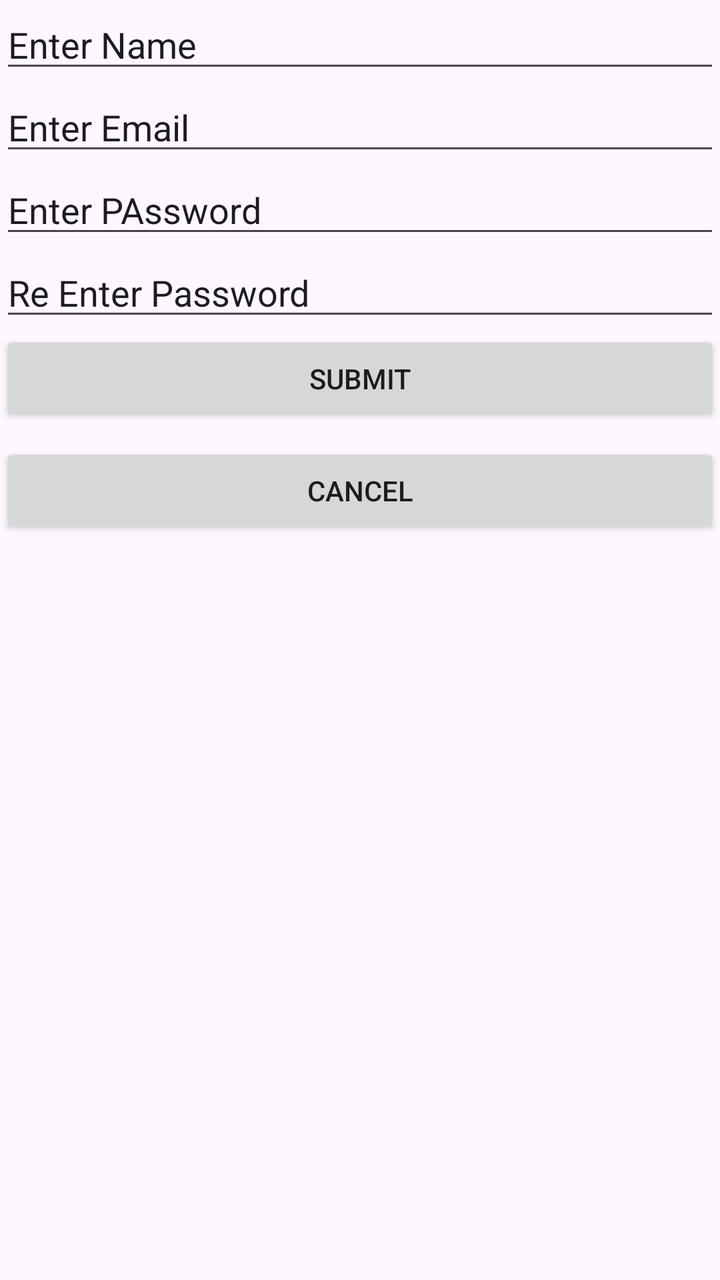
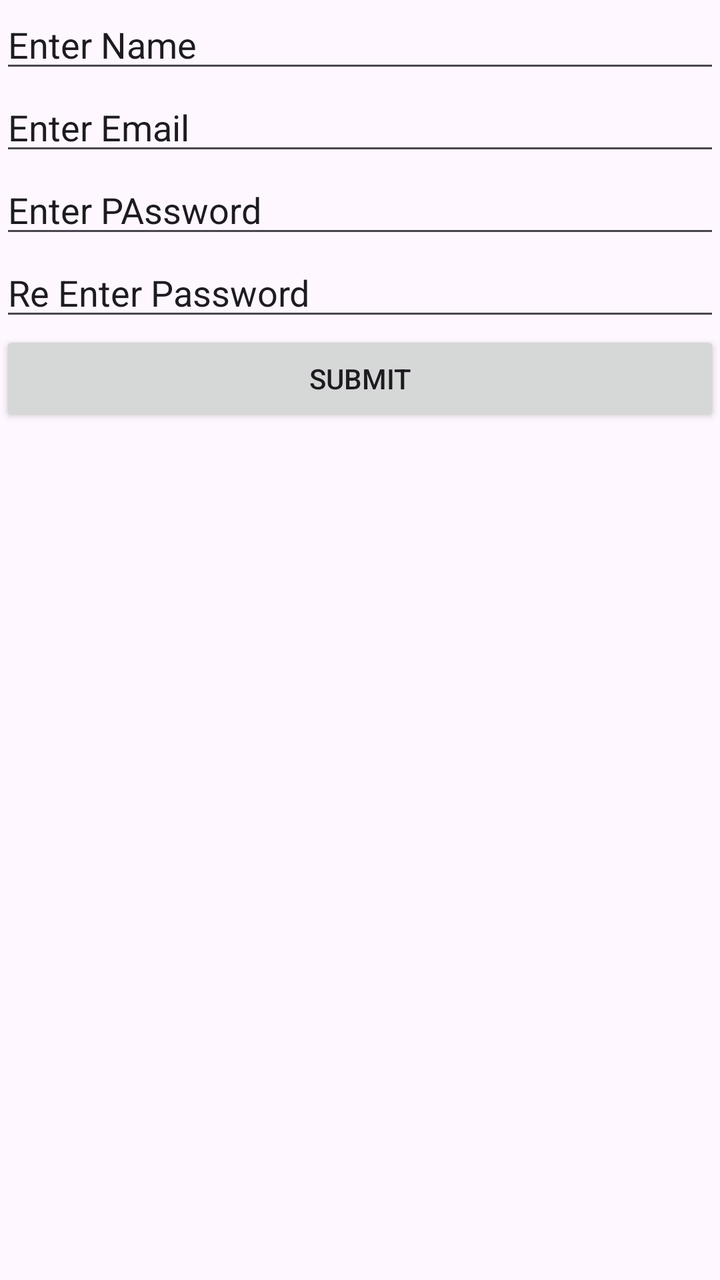

The first picture is an Android layout as it rendered before a commit; the second is the same layout after the commit. The layout source and the unified diff follow.
<!-- AndroidManifest.xml: application theme Theme.MyApplication -->
<!-- res/layout/activity_main.xml -->
<?xml version="1.0" encoding="utf-8"?>
<androidx.constraintlayout.widget.ConstraintLayout xmlns:android="http://schemas.android.com/apk/res/android"
    xmlns:app="http://schemas.android.com/apk/res-auto"
    xmlns:tools="http://schemas.android.com/tools"
    android:id="@+id/linearLayout"
    android:layout_width="match_parent"
    android:layout_height="match_parent"
    tools:context=".MainActivity">

    <EditText
        android:id="@+id/Name"
        android:layout_width="0dp"
        android:layout_height="wrap_content"
        android:ems="10"
        android:inputType="text"
        android:text="Enter Name"
        app:layout_constraintEnd_toEndOf="parent"
        app:layout_constraintStart_toStartOf="parent"
        tools:layout_editor_absoluteY="19dp" />

    <EditText
        android:id="@+id/Email"
        android:layout_width="0dp"
        android:layout_height="wrap_content"
        android:ems="10"
        android:inputType="text"
        android:text="Enter Email"
        app:layout_constraintEnd_toEndOf="parent"
        app:layout_constraintStart_toStartOf="parent"
        app:layout_constraintTop_toBottomOf="@+id/Name" />

    <EditText
        android:id="@+id/Password"
        android:layout_width="0dp"
        android:layout_height="wrap_content"
        android:ems="10"
        android:inputType="text"
        android:text="Enter PAssword"
        app:layout_constraintEnd_toEndOf="parent"
        app:layout_constraintStart_toStartOf="parent"
        app:layout_constraintTop_toBottomOf="@+id/Email" />

    <EditText
        android:id="@+id/RePassword"
        android:layout_width="0dp"
        android:layout_height="wrap_content"
        android:ems="10"
        android:inputType="text"
        android:text="Re Enter Password"
        app:layout_constraintEnd_toEndOf="parent"
        app:layout_constraintStart_toStartOf="parent"
        app:layout_constraintTop_toBottomOf="@+id/Password" />

    <Button
        android:id="@+id/SubButton"
        android:layout_width="0dp"
        android:layout_height="wrap_content"
        android:text="Submit"
        app:layout_constraintEnd_toEndOf="parent"
        app:layout_constraintStart_toStartOf="parent"
        app:layout_constraintTop_toBottomOf="@+id/RePassword" />

    <Button
        android:id="@+id/BtnCancell"
        android:layout_width="0dp"
        android:layout_height="wrap_content"
        android:layout_marginTop="8dp"
        android:text="Cancel"
        app:layout_constraintEnd_toEndOf="parent"
        app:layout_constraintHorizontal_bias="0.0"
        app:layout_constraintStart_toStartOf="parent"
        app:layout_constraintTop_toBottomOf="@+id/SubButton" />

</androidx.constraintlayout.widget.ConstraintLayout>
<!-- resources referenced by this layout -->
<resources>
  <style name="Theme.MyApplication" parent="Base.Theme.MyApplication" />
  <style name="Base.Theme.MyApplication" parent="Theme.Material3.DayNight.NoActionBar">
          
          
      </style>
</resources>

<!-- the commit's change to res/layout/activity_main.xml (unified diff, before → after) -->
@@ -60,15 +60,4 @@
         app:layout_constraintStart_toStartOf="parent"
         app:layout_constraintTop_toBottomOf="@+id/RePassword" />
 
-    <Button
-        android:id="@+id/BtnCancell"
-        android:layout_width="0dp"
-        android:layout_height="wrap_content"
-        android:layout_marginTop="8dp"
-        android:text="Cancel"
-        app:layout_constraintEnd_toEndOf="parent"
-        app:layout_constraintHorizontal_bias="0.0"
-        app:layout_constraintStart_toStartOf="parent"
-        app:layout_constraintTop_toBottomOf="@+id/SubButton" />
-
 </androidx.constraintlayout.widget.ConstraintLayout>
